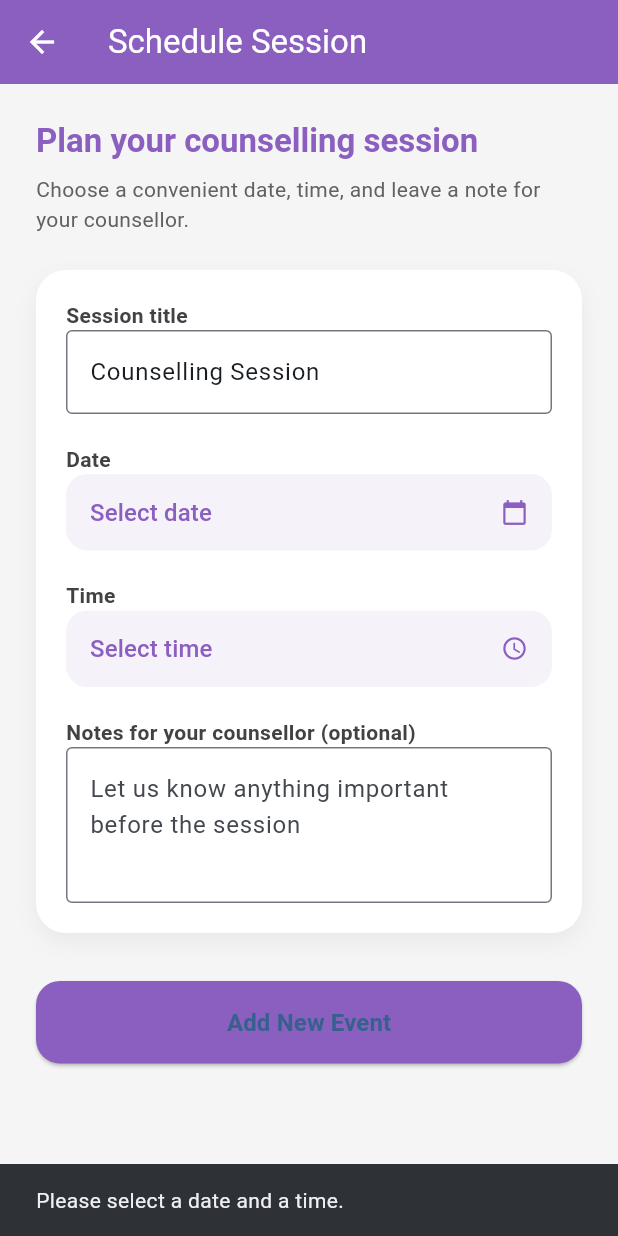
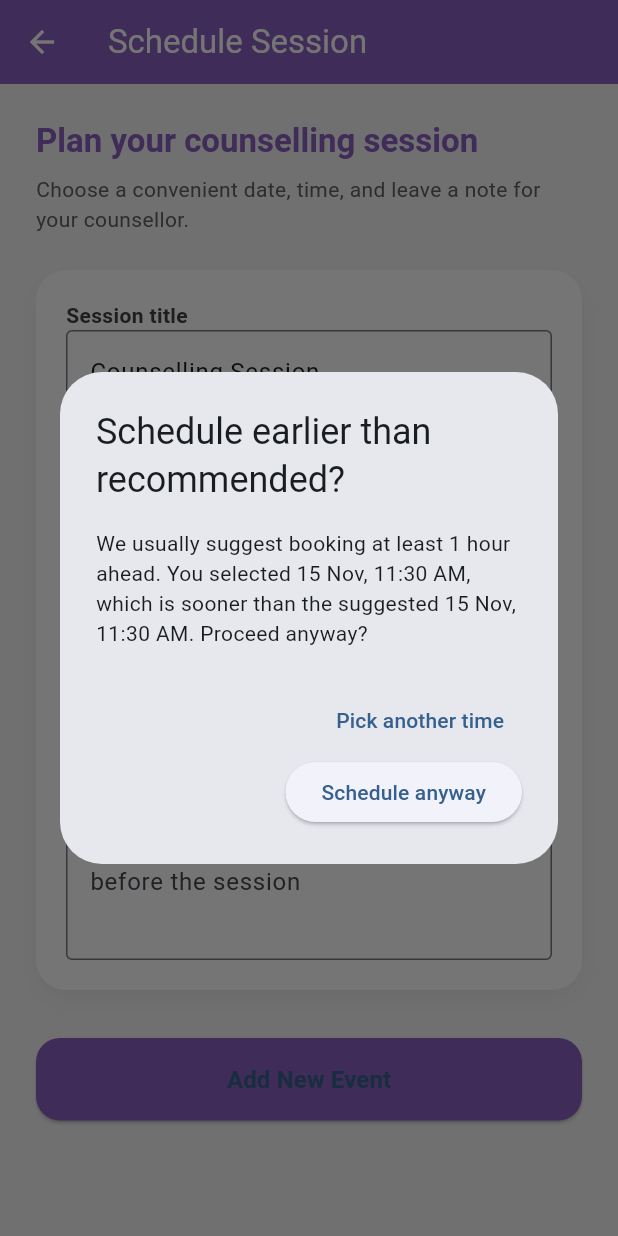
Before and after one commit to sridhar8910/project, a Flutter app: the ScheduleSessionPage screen opened directly, after a tap on "Add New Event", on a phone screen of 412 x 824 dp. Run offline on Flutter 3.47's test engine with Material 3 defaults, Android fonts, the phone set to English and light mode, and no system bars; our stand-ins replace flutter_native_timezone_updated_gradle, flutter_secure_storage; missing offline and left inert: a package; accounts and stored records are empty.

Commit message:
chore: sync project changes

```diff
--- a/flutter_app/lib/screens/mindcare_booster_page.dart
+++ b/flutter_app/lib/screens/mindcare_booster_page.dart
@@ -188,7 +188,7 @@ class _MindCareBoosterPageState extends State<MindCareBoosterPage> {
         crossAxisCount: 2,
         mainAxisSpacing: 16,
         crossAxisSpacing: 16,
-        childAspectRatio: 0.92,
+        childAspectRatio: 0.78,
       ),
       itemCount: boosters.length,
       itemBuilder: (context, index) {
@@ -394,6 +394,8 @@ class _BoosterTile extends StatelessWidget {
               const SizedBox(height: 12),
               Text(
                 booster.title,
+                maxLines: 2,
+                overflow: TextOverflow.ellipsis,
                 style: Theme.of(context).textTheme.titleMedium?.copyWith(
                       fontWeight: FontWeight.w600,
                     ),
@@ -402,6 +404,8 @@ class _BoosterTile extends StatelessWidget {
                 const SizedBox(height: 6),
                 Text(
                   booster.subtitle,
+                  maxLines: 2,
+                  overflow: TextOverflow.ellipsis,
                   style: Theme.of(context)
                       .textTheme
                       .bodyMedium
--- a/flutter_app/lib/screens/schedule_session_page.dart
+++ b/flutter_app/lib/screens/schedule_session_page.dart
@@ -27,6 +27,14 @@ class _ScheduleSessionPageState extends State<ScheduleSessionPage> {
     super.dispose();
   }
 
+  @override
+  void initState() {
+    super.initState();
+    final recommended = DateTime.now().add(const Duration(hours: 1));
+    _selectedDate = DateTime(recommended.year, recommended.month, recommended.day);
+    _selectedTime = TimeOfDay(hour: recommended.hour, minute: recommended.minute);
+  }
+
   Future<void> _pickDate() async {
     final now = DateTime.now();
     final picked = await showDatePicker(
@@ -52,7 +60,8 @@ class _ScheduleSessionPageState extends State<ScheduleSessionPage> {
   Future<void> _pickTime() async {
     final picked = await showTimePicker(
       context: context,
-      initialTime: _selectedTime ?? TimeOfDay.now(),
+      initialTime: _selectedTime ??
+          TimeOfDay.fromDateTime(DateTime.now().add(const Duration(hours: 1))),
       builder: (context, child) {
         return Theme(
           data: Theme.of(context).copyWith(
@@ -86,6 +95,26 @@ class _ScheduleSessionPageState extends State<ScheduleSessionPage> {
       time.minute,
     );
 
+    final now = DateTime.now();
+    final earliestAllowed = now.add(const Duration(minutes: 10));
+    final recommended = now.add(const Duration(hours: 1));
+
+    if (start.isBefore(earliestAllowed)) {
+      ScaffoldMessenger.of(context).showSnackBar(
+        const SnackBar(
+          content: Text('Please choose a time at least 10 minutes from now.'),
+        ),
+      );
+      return;
+    }
+
+    if (start.isBefore(recommended)) {
+      final confirm = await _confirmEarlySession(start, recommended);
+      if (confirm != true) {
+        return;
+      }
+    }
+
     setState(() => _saving = true);
     try {
       final session = await _api.scheduleQuickSession(
@@ -113,6 +142,31 @@ class _ScheduleSessionPageState extends State<ScheduleSessionPage> {
       );
       setState(() => _saving = false);
     }
+  }
+
+  Future<bool?> _confirmEarlySession(DateTime start, DateTime recommended) {
+    final formatter = DateFormat('dd MMM, h:mm a');
+    return showDialog<bool>(
+      context: context,
+      builder: (context) => AlertDialog(
+        title: const Text('Schedule earlier than recommended?'),
+        content: Text(
+          'We usually suggest booking at least 1 hour ahead. '
+          'You selected ${formatter.format(start.toLocal())}, which is sooner than the suggested '
+          '${formatter.format(recommended.toLocal())}. Proceed anyway?',
+        ),
+        actions: [
+          TextButton(
+            onPressed: () => Navigator.pop(context, false),
+            child: const Text('Pick another time'),
+          ),
+          ElevatedButton(
+            onPressed: () => Navigator.pop(context, true),
+            child: const Text('Schedule anyway'),
+          ),
+        ],
+      ),
+    );
   }
 
   @override
@@ -175,6 +229,14 @@ class _ScheduleSessionPageState extends State<ScheduleSessionPage> {
                     icon: Icons.access_time,
                     onPressed: _pickTime,
                   ),
+              const SizedBox(height: 6),
+              Text(
+                'Tip: Sessions are best scheduled at least 1 hour ahead, '
+                'but you can still start as soon as 10 minutes from now.',
+                style: theme.textTheme.bodySmall?.copyWith(
+                  color: Colors.grey.shade600,
+                ),
+              ),
                   const SizedBox(height: 20),
                   _InputLabel(title: 'Notes for your counsellor (optional)'),
                   TextField(
--- a/flutter_app/lib/screens/settings_page.dart
+++ b/flutter_app/lib/screens/settings_page.dart
@@ -141,6 +141,7 @@ class _SettingsPageState extends State<SettingsPage> {
               ),
               const SizedBox(height: 12),
               _AccountDetailRow(label: 'Name', value: settings.fullName ?? 'Not set'),
+              _AccountDetailRow(label: 'Nickname', value: settings.nickname ?? 'Not set'),
               _AccountDetailRow(label: 'Phone', value: settings.phone ?? 'Not set'),
               _AccountDetailRow(
                 label: 'Age',
--- a/flutter_app/lib/services/api_client.dart
+++ b/flutter_app/lib/services/api_client.dart
@@ -280,21 +280,39 @@ class UpcomingSessionItem {
 
 class WalletInfo {
   const WalletInfo({
-    required this.minutes,
+    required this.balance,
+    required this.rates,
+    required this.minimumBalance,
   });
 
   factory WalletInfo.fromJson(Map<String, dynamic> json) {
+    final ratesJson = json['rates'] as Map<String, dynamic>? ?? const {};
+    final minimumJson = json['minimum_balance'] as Map<String, dynamic>? ?? const {};
+    Map<String, int> _mapToInt(Map<String, dynamic> source) {
+      return {
+        for (final entry in source.entries) entry.key: (entry.value as num?)?.toInt() ?? 0,
+      };
+    }
+
     return WalletInfo(
-      minutes: json['wallet_minutes'] as int? ?? 0,
-    );
-  }
-
-  final int minutes;
+      balance: json['wallet_minutes'] as int? ?? 0,
+      rates: _mapToInt(ratesJson),
+      minimumBalance: _mapToInt(minimumJson),
+    );
+  }
+
+  final int balance;
+  final Map<String, int> rates;
+  final Map<String, int> minimumBalance;
+
+  int get amount => balance;
+  int get minutes => balance;
 }
 
 class UserSettings {
   const UserSettings({
     this.fullName,
+    this.nickname,
     this.phone,
     this.age,
     this.gender,
@@ -306,6 +324,7 @@ class UserSettings {
   factory UserSettings.fromJson(Map<String, dynamic> json) {
     return UserSettings(
       fullName: (json['full_name'] as String?)?.trim(),
+      nickname: (json['nickname'] as String?)?.trim(),
       phone: (json['phone'] as String?)?.trim(),
       age: json['age'] as int?,
       gender: (json['gender'] as String?)?.trim(),
@@ -316,6 +335,7 @@ class UserSettings {
   }
 
   final String? fullName;
+  final String? nickname;
   final String? phone;
   final int? age;
   final String? gender;
@@ -326,6 +346,7 @@ class UserSettings {
   Map<String, dynamic> toJson() {
     return {
       'full_name': fullName,
+      'nickname': nickname,
       'phone': phone,
       'age': age,
       'gender': gender,
@@ -337,6 +358,7 @@ class UserSettings {
 
   UserSettings copyWith({
     String? fullName,
+    String? nickname,
     String? phone,
     int? age,
     String? gender,
@@ -346,6 +368,7 @@ class UserSettings {
   }) {
     return UserSettings(
       fullName: fullName ?? this.fullName,
+      nickname: nickname ?? this.nickname,
       phone: phone ?? this.phone,
       age: age ?? this.age,
       gender: gender ?? this.gender,
@@ -1052,6 +1075,7 @@ class ApiClient {
     String? email,
     required String password,
     String? fullName,
+    String? nickname,
     String? phone,
     int? age,
     String? gender,
@@ -1071,6 +1095,7 @@ class ApiClient {
 
     addIfPresent('email', email);
     addIfPresent('full_name', fullName);
+    addIfPresent('nickname', nickname);
     addIfPresent('phone', phone);
     if (age != null) {
       payload['age'] = age;
@@ -1250,6 +1275,7 @@ class ApiClient {
 
   Future<UserSettings> updateUserSettings({
     String? fullName,
+    String? nickname,
     String? phone,
     int? age,
     String? gender,
@@ -1259,6 +1285,7 @@ class ApiClient {
   }) async {
     final payload = <String, dynamic>{};
     if (fullName != null) payload['full_name'] = fullName;
+    if (nickname != null) payload['nickname'] = nickname;
     if (phone != null) payload['phone'] = phone;
     if (age != null) payload['age'] = age;
     if (gender != null) payload['gender'] = gender;
@@ -1534,18 +1561,18 @@ class ApiClient {
     );
   }
 
-  Future<int> rechargeWallet(int minutes) async {
+  Future<int> rechargeWallet(int amount) async {
     final response = await _sendAuthorized(
       (access) => http.post(
         Uri.parse('$base/wallet/recharge/'),
         headers: _headers(access, {'Content-Type': 'application/json'}),
-        body: jsonEncode({'minutes': minutes}),
-      ),
-    );
-
-    if (response.statusCode == 200) {
-      final decoded = jsonDecode(response.body) as Map<String, dynamic>;
-      return decoded['wallet_minutes'] as int? ?? minutes;
+        body: jsonEncode({'minutes': amount}),
+      ),
+    );
+
+    if (response.statusCode == 200) {
+      final decoded = jsonDecode(response.body) as Map<String, dynamic>;
+      return decoded['wallet_minutes'] as int? ?? amount;
     }
 
     throw ApiClientException(
```
Also changed, not shown: flutter_app/lib/screens/breathing_page.dart (+28 -10 lines), flutter_app/lib/screens/home_screen.dart (+113 -75 lines), flutter_app/lib/screens/register_screen.dart (+13 -0 lines), flutter_app/lib/screens/wallet_page.dart (+7 -9 lines), 9 other files.
